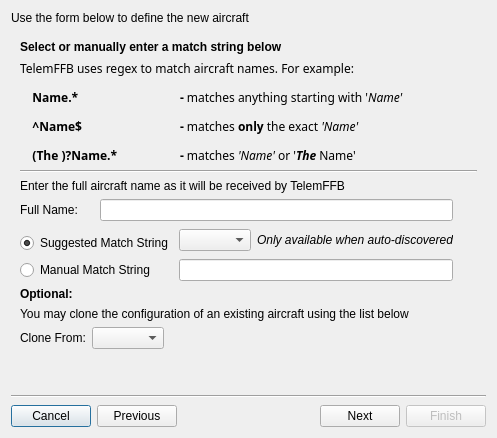
Above: SM/new_aircraft_wizard.ui from walmis/VPforce-TelemFFB before the change. Below: the same form after it.
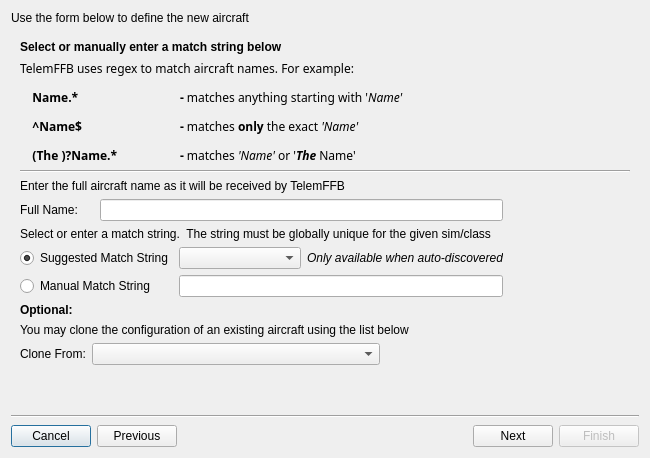
That is the form after the change. Custom widgets are drawn as their Qt base class.

```diff
--- a/SM/new_aircraft_wizard.ui
+++ b/SM/new_aircraft_wizard.ui
@@ -6,8 +6,8 @@
    <rect>
     <x>0</x>
     <y>0</y>
-    <width>493</width>
-    <height>438</height>
+    <width>650</width>
+    <height>458</height>
    </rect>
   </property>
   <property name="sizePolicy">
@@ -20,6 +20,101 @@
    <string>New Aircraft Wizard</string>
   </property>
   <layout class="QGridLayout" name="gridLayout">
+   <item row="3" column="0">
+    <layout class="QVBoxLayout" name="verticalLayout">
+     <item>
+      <widget class="Line" name="line_3">
+       <property name="sizePolicy">
+        <sizepolicy hsizetype="Minimum" vsizetype="Fixed">
+         <horstretch>0</horstretch>
+         <verstretch>0</verstretch>
+        </sizepolicy>
+       </property>
+       <property name="minimumSize">
+        <size>
+         <width>0</width>
+         <height>5</height>
+        </size>
+       </property>
+       <property name="orientation">
+        <enum>Qt::Horizontal</enum>
+       </property>
+      </widget>
+     </item>
+     <item>
+      <layout class="QHBoxLayout" name="horizontalLayout_4">
+       <item>
+        <widget class="StyledButton" name="pb_cancel">
+         <property name="sizePolicy">
+          <sizepolicy hsizetype="Maximum" vsizetype="Fixed">
+           <horstretch>0</horstretch>
+           <verstretch>0</verstretch>
+          </sizepolicy>
+         </property>
+         <property name="text">
+          <string>Cancel</string>
+         </property>
+        </widget>
+       </item>
+       <item>
+        <widget class="StyledButton" name="pb_previous">
+         <property name="sizePolicy">
+          <sizepolicy hsizetype="Maximum" vsizetype="Fixed">
+           <horstretch>0</horstretch>
+           <verstretch>0</verstretch>
+          </sizepolicy>
+         </property>
+         <property name="text">
+          <string>Previous</string>
+         </property>
+        </widget>
+       </item>
+       <item>
+        <spacer name="horizontalSpacer">
+         <property name="orientation">
+          <enum>Qt::Horizontal</enum>
+         </property>
+         <property name="sizeHint" stdset="0">
+          <size>
+           <width>40</width>
+           <height>20</height>
+          </size>
+         </property>
+        </spacer>
+       </item>
+       <item>
+        <widget class="StyledButton" name="pb_next">
+         <property name="sizePolicy">
+          <sizepolicy hsizetype="Maximum" vsizetype="Fixed">
+           <horstretch>0</horstretch>
+           <verstretch>0</verstretch>
+          </sizepolicy>
+         </property>
+         <property name="text">
+          <string>Next</string>
+         </property>
+        </widget>
+       </item>
+       <item>
+        <widget class="StyledButton" name="pb_finish">
+         <property name="enabled">
+          <bool>false</bool>
+         </property>
+         <property name="sizePolicy">
+          <sizepolicy hsizetype="Maximum" vsizetype="Fixed">
+           <horstretch>0</horstretch>
+           <verstretch>0</verstretch>
+          </sizepolicy>
+         </property>
+         <property name="text">
+          <string>Finish</string>
+         </property>
+        </widget>
+       </item>
+      </layout>
+     </item>
+    </layout>
+   </item>
    <item row="0" column="0">
     <widget class="QLabel" name="label">
      <property name="sizePolicy">
@@ -217,7 +312,20 @@
          </property>
         </widget>
        </item>
-       <item row="1" column="0">
+       <item row="4" column="1">
+        <spacer name="verticalSpacer_3">
+         <property name="orientation">
+          <enum>Qt::Vertical</enum>
+         </property>
+         <property name="sizeHint" stdset="0">
+          <size>
+           <width>20</width>
+           <height>10</height>
+          </size>
+         </property>
+        </spacer>
+       </item>
+       <item row="1" column="0" colspan="2">
         <widget class="QLabel" name="label_7">
          <property name="font">
           <font>
@@ -239,16 +347,11 @@
          </property>
         </widget>
        </item>
-       <item row="2" column="0">
-        <widget class="Line" name="line_2">
-         <property name="orientation">
-          <enum>Qt::Horizontal</enum>
-         </property>
-        </widget>
-       </item>
-       <item row="3" column="0">
+       <item row="3" column="0" colspan="2">
+        <layout class="QVBoxLayout" name="verticalLayout_2">
+         <item>
         <layout class="QGridLayout" name="gridLayout_5">
-         <item row="0" column="0" colspan="5">
+           <item row="0" column="0" colspan="4">
           <widget class="QLabel" name="lbl_manualname">
            <property name="text">
             <string>Enter the full aircraft name as it will be received by TelemFFB</string>
@@ -262,18 +365,8 @@
            </property>
           </widget>
          </item>
-         <item row="2" column="2" rowspan="2" colspan="2">
-          <widget class="QComboBox" name="cb_suggested"/>
-         </item>
-         <item row="2" column="4" rowspan="2">
-          <widget class="QLabel" name="lbl_autodiscovery">
-           <property name="text">
-            <string>&lt;html&gt;&lt;head/&gt;&lt;body&gt;&lt;p&gt;&lt;span style=&quot; font-style:italic;&quot;&gt;Only available when auto-discovered&lt;/span&gt;&lt;/p&gt;&lt;/body&gt;&lt;/html&gt;</string>
-           </property>
-          </widget>
-         </item>
-         <item row="2" column="5" rowspan="2">
-          <spacer name="horizontalSpacer_4">
+           <item row="1" column="4">
+            <spacer name="horizontalSpacer_6">
            <property name="orientation">
             <enum>Qt::Horizontal</enum>
            </property>
@@ -285,6 +378,16 @@
            </property>
           </spacer>
          </item>
+           <item row="2" column="0" colspan="5">
+            <widget class="QLabel" name="label_11">
+             <property name="text">
+              <string>Select or enter a match string.  The string must be globally unique for the given sim/class</string>
+             </property>
+             <property name="wordWrap">
+              <bool>true</bool>
+             </property>
+            </widget>
+           </item>
          <item row="3" column="0" colspan="2">
           <widget class="QRadioButton" name="rb_suggested">
            <property name="sizePolicy">
@@ -304,6 +407,36 @@
            </attribute>
           </widget>
          </item>
+           <item row="3" column="2">
+            <widget class="QComboBox" name="cb_suggested">
+             <property name="sizePolicy">
+              <sizepolicy hsizetype="Expanding" vsizetype="Fixed">
+               <horstretch>0</horstretch>
+               <verstretch>0</verstretch>
+              </sizepolicy>
+             </property>
+            </widget>
+           </item>
+           <item row="3" column="3">
+            <widget class="QLabel" name="lbl_autodiscovery">
+             <property name="text">
+              <string>&lt;html&gt;&lt;head/&gt;&lt;body&gt;&lt;p&gt;&lt;span style=&quot; font-style:italic;&quot;&gt;Only available when auto-discovered&lt;/span&gt;&lt;/p&gt;&lt;/body&gt;&lt;/html&gt;</string>
+             </property>
+            </widget>
+           </item>
+           <item row="3" column="4">
+            <spacer name="horizontalSpacer_4">
+             <property name="orientation">
+              <enum>Qt::Horizontal</enum>
+             </property>
+             <property name="sizeHint" stdset="0">
+              <size>
+               <width>40</width>
+               <height>20</height>
+              </size>
+             </property>
+            </spacer>
+           </item>
          <item row="4" column="0" colspan="2">
           <widget class="QRadioButton" name="rb_manual">
            <property name="sizePolicy">
@@ -320,28 +453,15 @@
            </attribute>
           </widget>
          </item>
-         <item row="4" column="2" colspan="3">
+           <item row="4" column="2" colspan="2">
           <widget class="QLineEdit" name="tb_manual_match_string"/>
          </item>
-         <item row="1" column="5">
-          <spacer name="horizontalSpacer_6">
-           <property name="orientation">
-            <enum>Qt::Horizontal</enum>
-           </property>
-           <property name="sizeHint" stdset="0">
-            <size>
-             <width>40</width>
-             <height>20</height>
-            </size>
-           </property>
-          </spacer>
-         </item>
-         <item row="1" column="1" colspan="4">
+           <item row="1" column="1" colspan="3">
           <widget class="QLineEdit" name="tb_manual_full_name"/>
          </item>
         </layout>
        </item>
-       <item row="4" column="0">
+         <item>
         <layout class="QGridLayout" name="gridLayout_4">
          <item row="0" column="0">
           <widget class="QLabel" name="lbl_optional">
@@ -367,16 +487,26 @@
             </widget>
            </item>
            <item>
-            <widget class="QComboBox" name="cb_clone"/>
+              <widget class="QComboBox" name="cb_clone">
+               <property name="sizePolicy">
+                <sizepolicy hsizetype="Expanding" vsizetype="Fixed">
+                 <horstretch>0</horstretch>
+                 <verstretch>0</verstretch>
+                </sizepolicy>
+               </property>
+              </widget>
            </item>
            <item>
             <spacer name="horizontalSpacer_5">
              <property name="orientation">
               <enum>Qt::Horizontal</enum>
              </property>
+               <property name="sizeType">
+                <enum>QSizePolicy::Maximum</enum>
+               </property>
              <property name="sizeHint" stdset="0">
               <size>
-               <width>40</width>
+                 <width>250</width>
                <height>20</height>
               </size>
              </property>
@@ -386,15 +516,77 @@
          </item>
         </layout>
        </item>
-       <item row="5" column="0">
-        <spacer name="verticalSpacer_3">
+        </layout>
+       </item>
+       <item row="2" column="0" colspan="2">
+        <widget class="Line" name="line_2">
+         <property name="orientation">
+          <enum>Qt::Horizontal</enum>
+         </property>
+        </widget>
+       </item>
+      </layout>
+     </widget>
+     <widget class="QWidget" name="pg_profile">
+      <layout class="QGridLayout" name="gridLayout_7">
+       <item row="0" column="0">
+        <widget class="QLabel" name="label_2">
+         <property name="text">
+          <string>&lt;html&gt;&lt;head/&gt;&lt;body&gt;&lt;p&gt;&lt;span style=&quot; font-weight:700;&quot;&gt;Profile Name&lt;/span&gt;&lt;/p&gt;&lt;/body&gt;&lt;/html&gt;</string>
+         </property>
+        </widget>
+       </item>
+       <item row="1" column="0" colspan="2">
+        <widget class="QLabel" name="label_9">
+         <property name="text">
+          <string>&lt;html&gt;&lt;head/&gt;&lt;body&gt;&lt;p&gt;Enter a name for the profile.  The profile name must be globally unique for the sim/class/match string.&lt;/p&gt;&lt;/body&gt;&lt;/html&gt;</string>
+         </property>
+         <property name="wordWrap">
+          <bool>true</bool>
+         </property>
+        </widget>
+       </item>
+       <item row="2" column="0" colspan="2">
+        <widget class="Line" name="line_5">
+         <property name="orientation">
+          <enum>Qt::Horizontal</enum>
+         </property>
+        </widget>
+       </item>
+       <item row="3" column="0">
+        <layout class="QHBoxLayout" name="horizontalLayout_5">
+         <item>
+          <widget class="QLabel" name="label_10">
+           <property name="text">
+            <string>Profile Name:</string>
+           </property>
+          </widget>
+         </item>
+         <item>
+          <widget class="QLineEdit" name="tb_profileName">
+           <property name="text">
+            <string>Auto User</string>
+           </property>
+          </widget>
+         </item>
+        </layout>
+       </item>
+       <item row="4" column="0">
+        <widget class="QLabel" name="lbl_profileNameError">
+         <property name="text">
+          <string>Error Label</string>
+         </property>
+        </widget>
+       </item>
+       <item row="5" column="1">
+        <spacer name="verticalSpacer_4">
          <property name="orientation">
           <enum>Qt::Vertical</enum>
          </property>
          <property name="sizeHint" stdset="0">
           <size>
            <width>20</width>
-           <height>10</height>
+           <height>328</height>
           </size>
          </property>
         </spacer>
@@ -403,103 +595,15 @@
      </widget>
     </widget>
    </item>
-   <item row="2" column="0">
-    <layout class="QVBoxLayout" name="verticalLayout">
-     <item>
-      <widget class="Line" name="line_3">
-       <property name="sizePolicy">
-        <sizepolicy hsizetype="Minimum" vsizetype="Fixed">
-         <horstretch>0</horstretch>
-         <verstretch>0</verstretch>
-        </sizepolicy>
-       </property>
-       <property name="minimumSize">
-        <size>
-         <width>0</width>
-         <height>5</height>
-        </size>
-       </property>
-       <property name="orientation">
-        <enum>Qt::Horizontal</enum>
-       </property>
-      </widget>
-     </item>
-     <item>
-      <layout class="QHBoxLayout" name="horizontalLayout_4">
-       <item>
-        <widget class="QPushButton" name="pb_cancel">
-         <property name="sizePolicy">
-          <sizepolicy hsizetype="Maximum" vsizetype="Fixed">
-           <horstretch>0</horstretch>
-           <verstretch>0</verstretch>
-          </sizepolicy>
-         </property>
-         <property name="text">
-          <string>Cancel</string>
-         </property>
-        </widget>
-       </item>
-       <item>
-        <widget class="QPushButton" name="pb_previous">
-         <property name="sizePolicy">
-          <sizepolicy hsizetype="Maximum" vsizetype="Fixed">
-           <horstretch>0</horstretch>
-           <verstretch>0</verstretch>
-          </sizepolicy>
-         </property>
-         <property name="text">
-          <string>Previous</string>
-         </property>
-        </widget>
-       </item>
-       <item>
-        <spacer name="horizontalSpacer">
-         <property name="orientation">
-          <enum>Qt::Horizontal</enum>
-         </property>
-         <property name="sizeHint" stdset="0">
-          <size>
-           <width>40</width>
-           <height>20</height>
-          </size>
-         </property>
-        </spacer>
-       </item>
-       <item>
-        <widget class="QPushButton" name="pb_next">
-         <property name="sizePolicy">
-          <sizepolicy hsizetype="Maximum" vsizetype="Fixed">
-           <horstretch>0</horstretch>
-           <verstretch>0</verstretch>
-          </sizepolicy>
-         </property>
-         <property name="text">
-          <string>Next</string>
-         </property>
-        </widget>
-       </item>
-       <item>
-        <widget class="QPushButton" name="pb_finish">
-         <property name="enabled">
-          <bool>false</bool>
-         </property>
-         <property name="sizePolicy">
-          <sizepolicy hsizetype="Maximum" vsizetype="Fixed">
-           <horstretch>0</horstretch>
-           <verstretch>0</verstretch>
-          </sizepolicy>
-         </property>
-         <property name="text">
-          <string>Finish</string>
-         </property>
-        </widget>
-       </item>
-      </layout>
-     </item>
-    </layout>
-   </item>
-  </layout>
+  </layout>
  </widget>
+ <customwidgets>
+  <customwidget>
+   <class>StyledButton</class>
+   <extends>QPushButton</extends>
+   <header location="global">telemffb.custom_widgets.h</header>
+  </customwidget>
+ </customwidgets>
  <resources/>
  <connections/>
  <buttongroups>
```
Left out of the diff: 32 changed lines with no effect on the pictures. Lines whose indentation alone changed are shown as unchanged.
